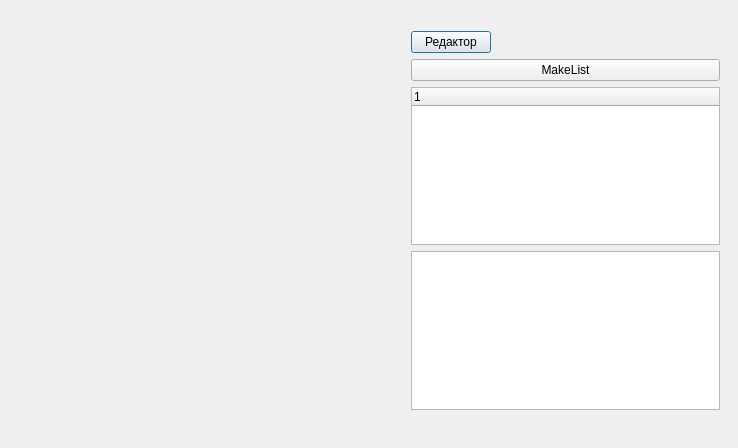
This is dialog.ui in ClassicDP/ch_new as Qt 5 draws it before an edit. The edited form follows.
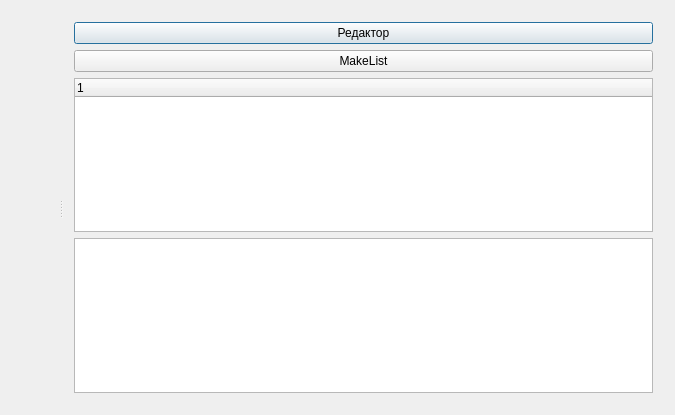
This is the edited form.

The edit to the form file:
```diff
--- a/dialog.ui
+++ b/dialog.ui
@@ -6,24 +6,25 @@
    <rect>
     <x>0</x>
     <y>0</y>
-    <width>738</width>
-    <height>448</height>
+    <width>675</width>
+    <height>415</height>
    </rect>
   </property>
   <property name="windowTitle">
    <string>Dialog</string>
   </property>
+  <layout class="QGridLayout" name="gridLayout">
+   <item row="0" column="0">
+    <widget class="QSplitter" name="splitter">
+     <property name="orientation">
+      <enum>Qt::Horizontal</enum>
+     </property>
+     <widget class="QWidget" name="formLayoutWidget_2">
+      <layout class="QFormLayout" name="Layout"/>
+     </widget>
   <widget class="QWidget" name="formLayoutWidget">
-   <property name="geometry">
-    <rect>
-     <x>400</x>
-     <y>20</y>
-     <width>331</width>
-     <height>401</height>
-    </rect>
-   </property>
    <layout class="QVBoxLayout" name="verticalLayout">
-    <item alignment="Qt::AlignLeft">
+       <item>
      <widget class="QPushButton" name="pushButton">
       <property name="text">
        <string>Редактор</string>
@@ -51,17 +52,9 @@
     </item>
    </layout>
   </widget>
-  <widget class="QWidget" name="formLayoutWidget_2">
-   <property name="geometry">
-    <rect>
-     <x>20</x>
-     <y>20</y>
-     <width>361</width>
-     <height>351</height>
-    </rect>
-   </property>
-   <layout class="QFormLayout" name="Layout"/>
-  </widget>
+    </widget>
+   </item>
+  </layout>
  </widget>
  <layoutdefault spacing="6" margin="11"/>
  <resources/>
```
Lines whose indentation alone changed are shown as unchanged.
